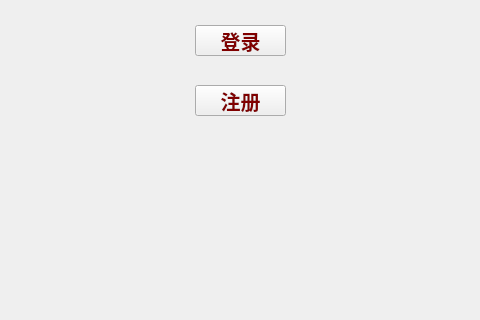
First picture: the form in mainwindow.ui, repository aaaMsLIUfruit/Tomato_bell, before the edit; both pictures show x 135 to 615 and y 195 to 515 of the 800 by 600 pixel window.
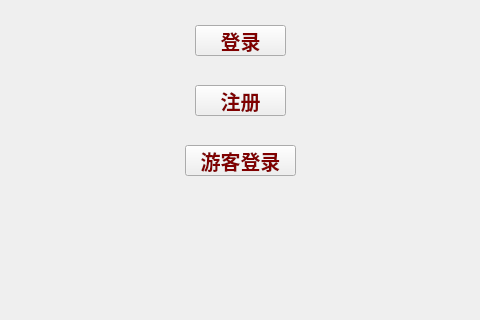
Second picture: the form after the edit.

The edit to the form file:
```diff
--- a/mainwindow.ui
+++ b/mainwindow.ui
@@ -53,6 +53,25 @@
      <string>注册</string>
     </property>
    </widget>
+   <widget class="QPushButton" name="visitor">
+    <property name="geometry">
+     <rect>
+      <x>320</x>
+      <y>340</y>
+      <width>111</width>
+      <height>31</height>
+     </rect>
+    </property>
+    <property name="styleSheet">
+     <string notr="true">font: &quot;黑体&quot;;
+font-size: 15pt;
+font-weight: bold;
+color: #800000; </string>
+    </property>
+    <property name="text">
+     <string>游客登录</string>
+    </property>
+   </widget>
   </widget>
   <widget class="QMenuBar" name="menubar">
    <property name="geometry">
```
Left out of the diff: 2 changed lines with no effect on the pictures.
